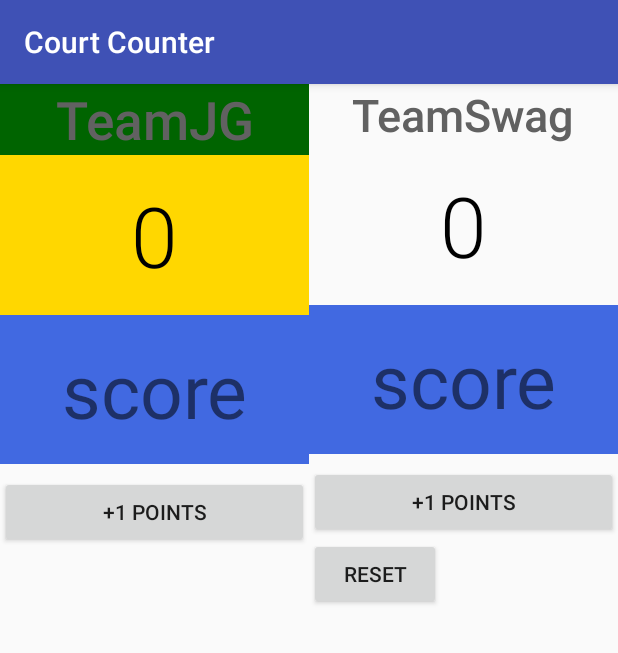
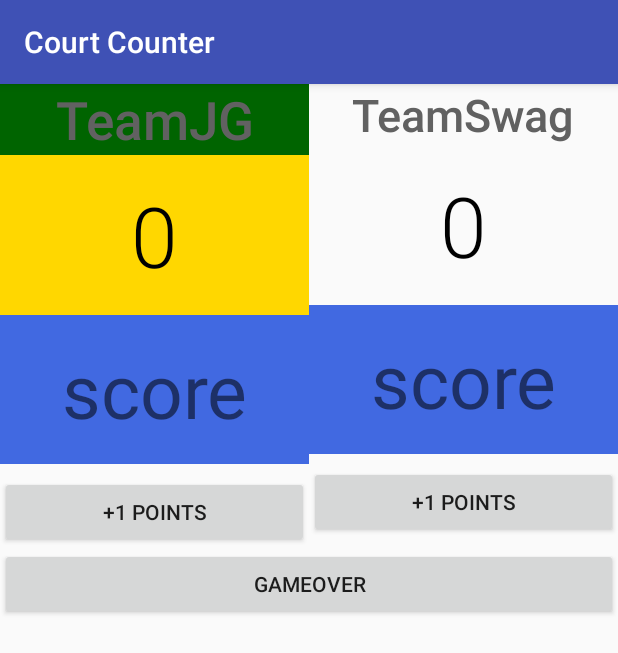
Before and after one commit to gassamaj/CourtCounter, an Android app: the screen it shows after launch (MainActivity), on a phone screen of 412 x 824 dp. Shown: the top 653 px of the screen. Run offline under Robolectric (Android 15) with nearby library versions, the phone set to English and light mode, and no system bars.

Commit message:
What i did
I made a game  over button

```diff
--- a/app/src/main/AndroidManifest.xml
+++ b/app/src/main/AndroidManifest.xml
@@ -8,7 +8,7 @@
         android:icon="@mipmap/ic_launcher"
         android:label="@string/app_name"
         android:supportsRtl="true"
-        android:theme="@style/AppTheme" >
+        android:theme="@style/AppTheme">
         <activity android:name=".MainActivity" >
             <intent-filter>
                 <action android:name="android.intent.action.MAIN" />
--- a/app/src/main/res/layout/activity_main.xml
+++ b/app/src/main/res/layout/activity_main.xml
@@ -3,8 +3,13 @@
     xmlns:tools="http://schemas.android.com/tools"
     android:layout_width="match_parent"
     android:layout_height="match_parent"
-    android:orientation="horizontal"
+    android:orientation="vertical"
     tools:context="com.example.student.courtcounter.MainActivity">
+
+    <LinearLayout
+        android:layout_width="match_parent"
+        android:layout_height="wrap_content"
+        android:orientation="horizontal">
 
 
 
@@ -13,6 +18,9 @@
             android:layout_weight="1"
             android:layout_height="wrap_content"
             android:orientation="vertical">
+
+
+
 
 
             <TextView
@@ -72,6 +80,8 @@
 
 
 
+
+
         <TextView
             android:layout_width="match_parent"
             android:layout_height="wrap_content"
@@ -110,14 +120,18 @@
             android:onClick="addOneForTeamSwag"
             android:text="+1 Points" />
 
-        <Button
-            android:layout_width="wrap_content"
-            android:layout_height="wrap_content"
-            android:layout_alignParentBottom="true"
-            android:layout_centerHorizontal="true"
-            android:layout_marginBottom="32dp"
-            android:onClick="resetScore"
-            android:text="Reset" />
 
     </LinearLayout>
+
+    </LinearLayout>
+
+    <Button
+        android:layout_width="match_parent"
+        android:layout_height="wrap_content"
+        android:layout_alignParentBottom="true"
+        android:layout_centerHorizontal="true"
+        android:layout_marginBottom="32dp"
+        android:onClick="resetScore"
+        android:text="Gameover" />
+
 </LinearLayout>
```
Also changed, not shown: app/src/main/java/com/example/student/courtcounter/MainActivity.java (+30 -3 lines).
